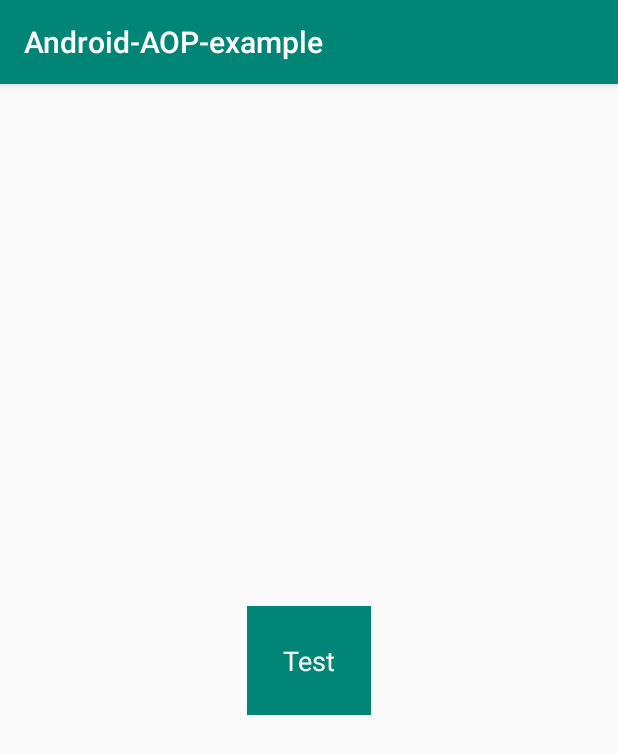
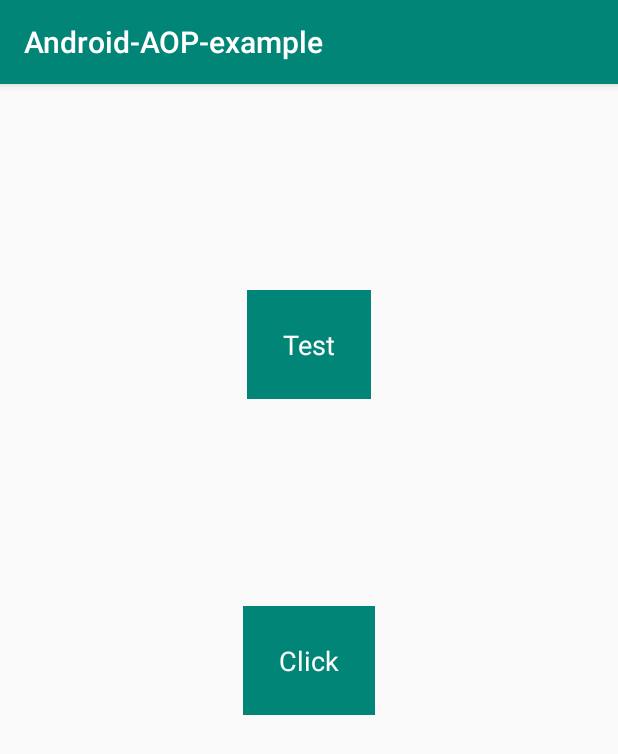
Before and after one commit to xinpengfei520/Android-AOP-example, an Android app: the screen it shows after launch (MainActivity), on a phone screen of 412 x 824 dp. Shown: the top 754 px of the screen. Run offline under Robolectric (Android 15) with nearby library versions, the phone set to English and light mode, and no system bars.

Commit message:
SingleClick

```diff
--- a/app/build.gradle
+++ b/app/build.gradle
@@ -14,6 +14,7 @@ android {
         versionName "1.0"
         testInstrumentationRunner "android.support.test.runner.AndroidJUnitRunner"
     }
+
     buildTypes {
         release {
             minifyEnabled false
--- a/app/src/main/res/layout/activity_main.xml
+++ b/app/src/main/res/layout/activity_main.xml
@@ -15,9 +15,23 @@
         android:text="Test"
         android:textColor="@android:color/white"
         android:textSize="18sp"
-        app:layout_constraintBottom_toBottomOf="parent"
+        app:layout_constraintBottom_toTopOf="@id/tvClick"
         app:layout_constraintLeft_toLeftOf="parent"
         app:layout_constraintRight_toRightOf="parent"
         app:layout_constraintTop_toTopOf="parent" />
 
+    <TextView
+        android:id="@+id/tvClick"
+        android:layout_width="wrap_content"
+        android:layout_height="wrap_content"
+        android:background="@color/colorPrimary"
+        android:padding="24dp"
+        android:text="Click"
+        android:textColor="@android:color/white"
+        android:textSize="18sp"
+        app:layout_constraintBottom_toBottomOf="parent"
+        app:layout_constraintLeft_toLeftOf="parent"
+        app:layout_constraintRight_toRightOf="parent"
+        app:layout_constraintTop_toBottomOf="@id/tvClick" />
+
 </android.support.constraint.ConstraintLayout>
--- a/build.gradle
+++ b/build.gradle
@@ -9,7 +9,7 @@ buildscript {
         jcenter()
     }
     dependencies {
-        classpath 'com.android.tools.build:gradle:3.2.1'
+        classpath 'com.android.tools.build:gradle:3.4.1'
         classpath "org.jetbrains.kotlin:kotlin-gradle-plugin:$kotlin_version"
         // aspectj tools 插件
         classpath 'com.hujiang.aspectjx:gradle-android-plugin-aspectjx:2.0.4'
```
Also changed, not shown: app/src/main/java/com/xpf/aop_example/ClickUtils.kt (added, +39 -0 lines), app/src/main/java/com/xpf/aop_example/MainActivity.kt (+11 -0 lines), app/src/main/java/com/xpf/aop_example/SingleClick.kt (added, +9 -0 lines), app/src/main/java/com/xpf/aop_example/SingleClickAspect.kt (added, +62 -0 lines), gradle.properties (line endings or trailing spaces), gradle/wrapper/gradle-wrapper.properties.
